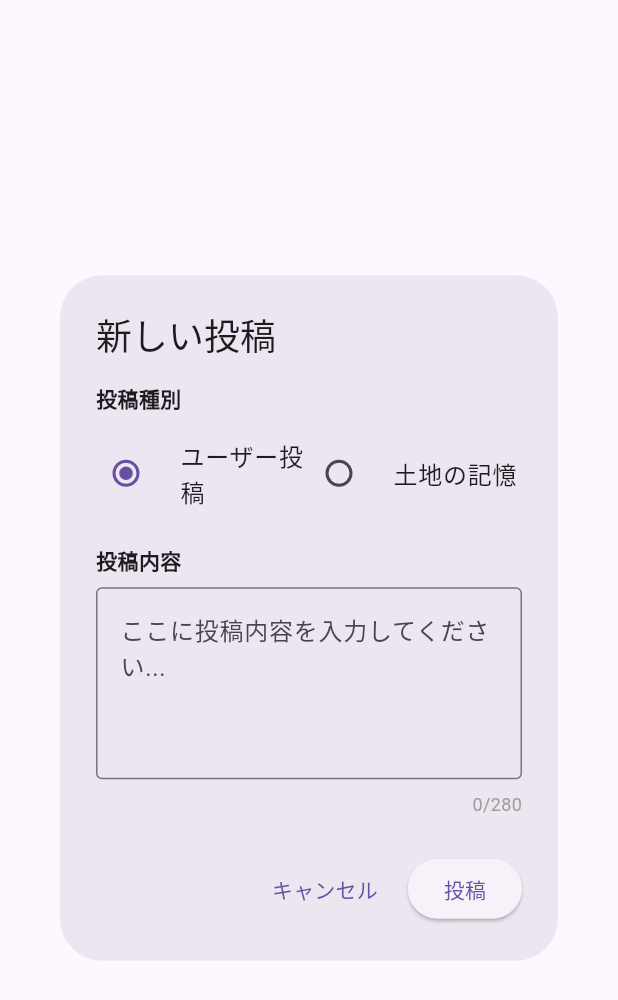
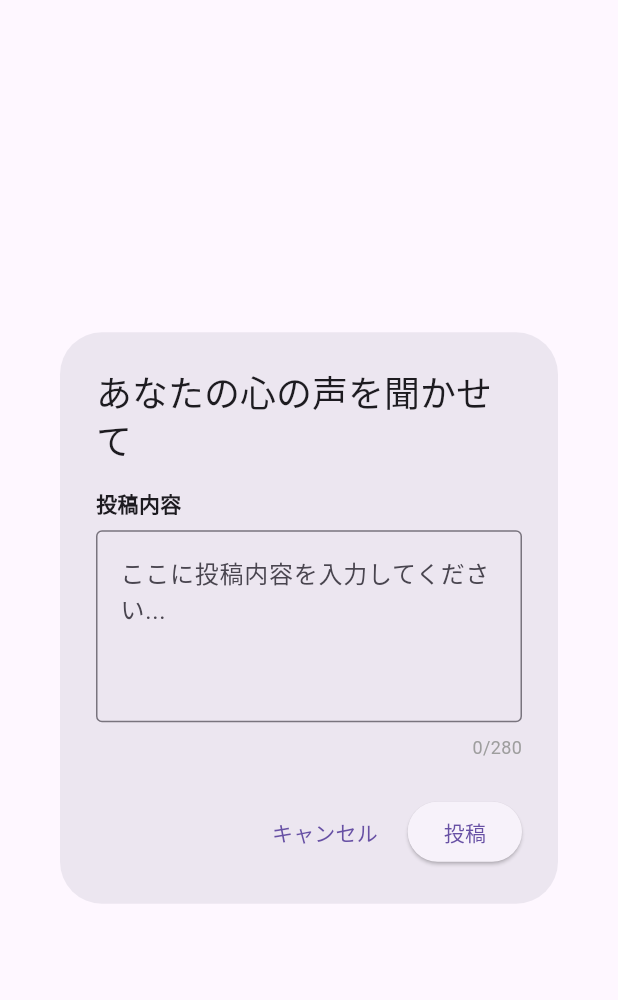
Before and after one commit to nharu-0630/Codama, a Flutter app: the CreatePostDialog widget shown alone on an empty page, opened directly with empty values, on a phone screen of 412 x 824 dp. Shown: the top 1000 px of the screen. Run offline on Flutter 3.47's test engine with Material 3 defaults, Android fonts, the phone set to English and light mode, and no system bars; our stand-ins replace flutter_dotenv, flutter_map, font_awesome_flutter, geolocator, latlong2.

Commit message:
refactor: 細かいui修正など

```diff
--- a/frontend/lib/features/location/services/live_location_controller.dart
+++ b/frontend/lib/features/location/services/live_location_controller.dart
@@ -71,7 +71,10 @@ class LiveLocationController with WidgetsBindingObserver {
       return;
     }
 
-    LocationConfig.log(_logTag, '✅ 権限確認完了: ${LocationConfig.permissionToString(permission)}');
+    LocationConfig.log(
+      _logTag,
+      '✅ 権限確認完了: ${LocationConfig.permissionToString(permission)}',
+    );
 
     // 2) まずは最後の既知位置を即座に反映（あれば）
     try {
@@ -128,16 +131,19 @@ class LiveLocationController with WidgetsBindingObserver {
   /// 仮想位置ストリームを開始
   void _startVirtualLocationStream() {
     _virtualPositionSubscription?.cancel();
-    _virtualPositionSubscription = Stream.periodic(
+    _virtualPositionSubscription =
+        Stream.periodic(
           const Duration(seconds: 1),
-      (_) => _devLocationService.getVirtualLocation() ?? LocationConfig.defaultLocation,
+          (_) =>
+              _devLocationService.getVirtualLocation() ??
+              LocationConfig.defaultLocation,
         ).listen(
           (location) {
-        LocationConfig.log(
-          _logTag,
-          '🎯 仮想位置更新: lat=${location.latitude.toStringAsFixed(6)}, '
-          'lng=${location.longitude.toStringAsFixed(6)}',
-        );
+            // LocationConfig.log(
+            //   _logTag,
+            //   '🎯 仮想位置更新: lat=${location.latitude.toStringAsFixed(6)}, '
+            //   'lng=${location.longitude.toStringAsFixed(6)}',
+            // );
             _onLocationUpdate?.call(location);
           },
           onError: (error) {
--- a/frontend/lib/features/post/widgets/create_post_dialog.dart
+++ b/frontend/lib/features/post/widgets/create_post_dialog.dart
@@ -1,13 +1,9 @@
 import 'package:flutter/material.dart';
-import '../models/post.dart';
 
 class CreatePostDialog extends StatefulWidget {
-  final Future<void> Function(String text, PostKind kind) onPostCreate;
+  final Future<void> Function(String text) onPostCreate;
 
-  const CreatePostDialog({
-    super.key,
-    required this.onPostCreate,
-  });
+  const CreatePostDialog({super.key, required this.onPostCreate});
 
   @override
   State<CreatePostDialog> createState() => _CreatePostDialogState();
@@ -15,7 +11,6 @@ class CreatePostDialog extends StatefulWidget {
 
 class _CreatePostDialogState extends State<CreatePostDialog> {
   final TextEditingController _textController = TextEditingController();
-  PostKind _selectedKind = PostKind.user;
   bool _isSubmitting = false;
 
   @override
@@ -36,16 +31,16 @@ class _CreatePostDialogState extends State<CreatePostDialog> {
     final text = _textController.text.trim();
 
     if (text.isEmpty) {
-      ScaffoldMessenger.of(context).showSnackBar(
-        const SnackBar(content: Text('投稿内容を入力してください')),
-      );
+      ScaffoldMessenger.of(
+        context,
+      ).showSnackBar(const SnackBar(content: Text('投稿内容を入力してください')));
       return;
     }
 
     if (text.length > 280) {
-      ScaffoldMessenger.of(context).showSnackBar(
-        const SnackBar(content: Text('投稿は280文字以内で入力してください')),
-      );
+      ScaffoldMessenger.of(
+        context,
+      ).showSnackBar(const SnackBar(content: Text('投稿は280文字以内で入力してください')));
       return;
     }
 
@@ -54,12 +49,12 @@ class _CreatePostDialogState extends State<CreatePostDialog> {
     });
 
     try {
-      await widget.onPostCreate(text, _selectedKind);
+      await widget.onPostCreate(text);
       Navigator.of(context).pop();
     } catch (e) {
-      ScaffoldMessenger.of(context).showSnackBar(
-        SnackBar(content: Text('投稿に失敗しました: $e')),
-      );
+      ScaffoldMessenger.of(
+        context,
+      ).showSnackBar(SnackBar(content: Text('投稿に失敗しました: $e')));
     } finally {
       setState(() {
         _isSubmitting = false;
@@ -70,47 +65,11 @@ class _CreatePostDialogState extends State<CreatePostDialog> {
   @override
   Widget build(BuildContext context) {
     return AlertDialog(
-      title: const Text('新しい投稿'),
+      title: const Text('あなたの心の声を聞かせて'),
       content: Column(
         mainAxisSize: MainAxisSize.min,
         crossAxisAlignment: CrossAxisAlignment.start,
         children: [
-          // 投稿種別選択
-          const Text('投稿種別', style: TextStyle(fontWeight: FontWeight.bold)),
-          const SizedBox(height: 8),
-          Row(
-            children: [
-              Expanded(
-                child: RadioListTile<PostKind>(
-                  title: const Text('ユーザー投稿'),
-                  value: PostKind.user,
-                  groupValue: _selectedKind,
-                  onChanged: (value) {
-                    setState(() {
-                      _selectedKind = value!;
-                    });
-                  },
-                  contentPadding: EdgeInsets.zero,
-                ),
-              ),
-              Expanded(
-                child: RadioListTile<PostKind>(
-                  title: const Text('土地の記憶'),
-                  value: PostKind.land,
-                  groupValue: _selectedKind,
-                  onChanged: (value) {
-                    setState(() {
-                      _selectedKind = value!;
-                    });
-                  },
-                  contentPadding: EdgeInsets.zero,
-                ),
-              ),
-            ],
-          ),
-
-          const SizedBox(height: 16),
-
           // 投稿内容入力
           const Text('投稿内容', style: TextStyle(fontWeight: FontWeight.bold)),
           const SizedBox(height: 8),
@@ -136,8 +95,8 @@ class _CreatePostDialogState extends State<CreatePostDialog> {
               style: TextStyle(
                 fontSize: 12,
                 color: _textController.text.length > 280
-                  ? Colors.red
-                  : Colors.grey,
+                    ? Colors.red
+                    : Colors.grey,
               ),
             ),
           ),
```
Also changed, not shown: frontend/lib/core/constants/location_config.dart (+4 -5 lines), frontend/lib/features/map/presentation/map_screen.dart (+42 -58 lines), frontend/lib/features/map/widgets/dev_tools/dev_joystick.dart (+4 -4 lines), frontend/lib/features/map/widgets/dev_tools/dev_location_service.dart (+7 -7 lines), frontend/lib/features/post/services/post_service.dart (+4 -10 lines), 2 other files. Lines whose indentation alone changed are shown as unchanged.
